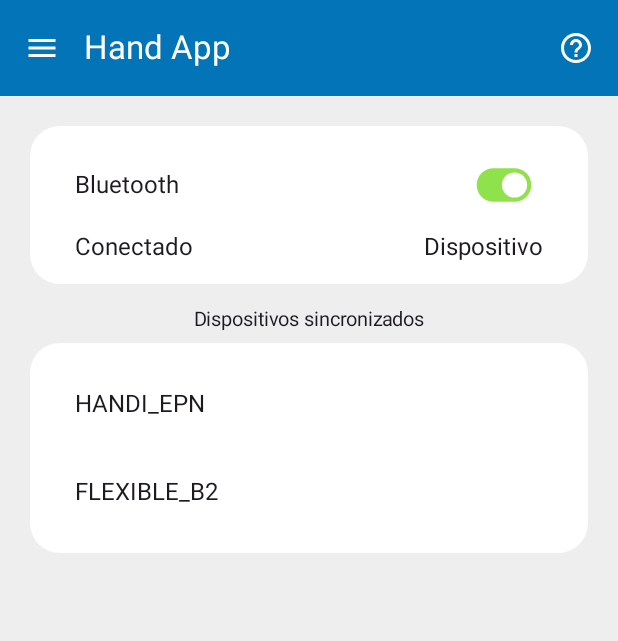
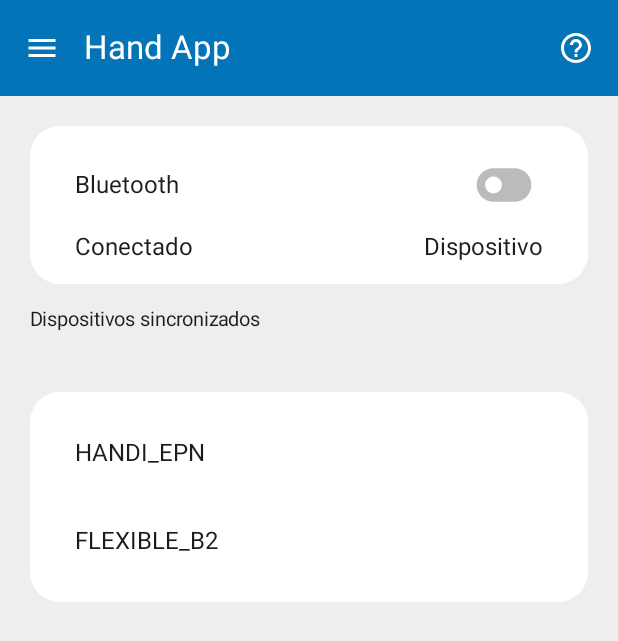
Before and after one commit to laboratorioAI/HandAppMobile-EPN, an Android app built with Jetpack Compose: the devices_screen screen opened through its navigation route, on a phone screen of 412 x 824 dp. Shown: the top 641 px of the screen. Run offline under Robolectric (Android 15) with nearby library versions, the phone set to English and light mode, and no system bars.

Commit message:
Add logic into DevicesScreen (not funtional yet)

```diff
--- a/app/src/main/AndroidManifest.xml
+++ b/app/src/main/AndroidManifest.xml
@@ -7,8 +7,10 @@
     <uses-permission android:name="android.permission.BLUETOOTH_ADMIN" />
     <uses-permission android:name="android.permission.BLUETOOTH_CONNECT" />
     <uses-permission android:name="android.permission.BLUETOOTH_SCAN" />
+    <!--
     <uses-permission android:name="android.permission.ACCESS_FINE_LOCATION" />
     <uses-permission android:name="android.permission.ACCESS_COARSE_LOCATION" />
+    -->
 
     <application
         android:allowBackup="true"
--- a/app/src/main/java/com/example/handappmobile_epn/ui/screen/DevicesScreen.kt
+++ b/app/src/main/java/com/example/handappmobile_epn/ui/screen/DevicesScreen.kt
@@ -1,11 +1,18 @@
 package com.example.handappmobile_epn.ui.screen
 
+import android.app.Activity
+import android.bluetooth.BluetoothAdapter
+import android.content.Intent
+import android.util.Log
+import android.widget.ArrayAdapter
+import androidx.activity.compose.rememberLauncherForActivityResult
+import androidx.activity.result.contract.ActivityResultContracts
 import androidx.compose.foundation.background
 import androidx.compose.foundation.layout.*
 import androidx.compose.foundation.rememberScrollState
 import androidx.compose.foundation.shape.RoundedCornerShape
-import androidx.compose.foundation.text.BasicText
 import androidx.compose.foundation.verticalScroll
+import androidx.compose.material3.IconButton
 import androidx.compose.material3.Switch
 import androidx.compose.material3.SwitchDefaults
 import androidx.compose.material3.Text
@@ -15,6 +22,7 @@ import androidx.compose.ui.Modifier
 import androidx.compose.ui.draw.clip
 import androidx.compose.ui.draw.scale
 import androidx.compose.ui.graphics.Color
+import androidx.compose.ui.platform.LocalContext
 import androidx.compose.ui.res.colorResource
 import androidx.compose.ui.text.TextStyle
 import androidx.compose.ui.text.font.FontWeight
@@ -23,11 +31,24 @@ import androidx.compose.ui.unit.dp
 import androidx.compose.ui.unit.sp
 import com.example.handappmobile_epn.R
 import com.example.handappmobile_epn.bt.BluetoothConnectionManager
+import com.example.handappmobile_epn.bt.BluetoothHelper
 
 @Composable
 fun DevicesScreen(bluetoothConnectionManager: BluetoothConnectionManager)
 {
+    val context = LocalContext.current
     var isBluetoothOn by remember { mutableStateOf(true) }
+    isBluetoothOn = bluetoothConnectionManager.isBluetoothOn()
+
+    val enableBtIntent = Intent(BluetoothAdapter.ACTION_REQUEST_ENABLE)
+    val bluetoothOnLauncher = rememberLauncherForActivityResult(ActivityResultContracts.StartActivityForResult()) { result ->
+        isBluetoothOn = result.resultCode == Activity.RESULT_OK
+    }
+
+    val disableBtIntent = Intent("android.bluetooth.adapter.action.REQUEST_DISABLE")
+    val bluetoothOffLauncher = rememberLauncherForActivityResult(ActivityResultContracts.StartActivityForResult()) { result ->
+        isBluetoothOn = !(result.resultCode == Activity.RESULT_OK)
+    }
 
     Column(
         modifier = Modifier
@@ -61,7 +82,10 @@ fun DevicesScreen(bluetoothConnectionManager: BluetoothConnectionManager)
                 )
                 Switch(
                     checked = isBluetoothOn,
-                    onCheckedChange = { isBluetoothOn = it },
+                    onCheckedChange = {
+                        if (!bluetoothConnectionManager.isBluetoothOn()) bluetoothOnLauncher.launch(enableBtIntent)
+                        else bluetoothOffLauncher.launch(disableBtIntent)
+                    },
                     modifier = Modifier.scale(0.7f),
                     colors = SwitchDefaults.colors(
                         checkedThumbColor = Color.White,
@@ -102,6 +126,11 @@ fun DevicesScreen(bluetoothConnectionManager: BluetoothConnectionManager)
         Spacer(modifier = Modifier.height(16.dp))
 
         // Paired devices section
+        Row(
+            modifier = Modifier
+                .fillMaxWidth(),
+            horizontalArrangement = Arrangement.SpaceBetween
+        ) {
             Text(
                 text = "Dispositivos sincronizados",
                 style = TextStyle(
@@ -109,6 +138,10 @@ fun DevicesScreen(bluetoothConnectionManager: BluetoothConnectionManager)
                     fontWeight = FontWeight.Normal
                 )
             )
+            IconButton(onClick = { /*TODO*/ }) {
+
+            }
+        }
 
         Spacer(modifier = Modifier.height(8.dp))
 
@@ -123,6 +156,8 @@ fun DevicesScreen(bluetoothConnectionManager: BluetoothConnectionManager)
             PairedDeviceItem(deviceName = "HANDI_EPN")
             Spacer(modifier = Modifier.height(8.dp))
             PairedDeviceItem(deviceName = "FLEXIBLE_B2")
+            val devicesList = BluetoothHelper.getPairedDevices(context, bluetoothConnectionManager.getBluetoothAdapter())
+
         }
     }
 }
--- a/app/src/main/java/com/example/handappmobile_epn/ui/screen/HomeScreen.kt
+++ b/app/src/main/java/com/example/handappmobile_epn/ui/screen/HomeScreen.kt
@@ -112,7 +112,7 @@ fun HomeScreen(bluetoothConnectionManager: BluetoothConnectionManager) {
             Toast.makeText(context, "Bluetooth ya se encuentra encendido.", Toast.LENGTH_LONG).show()
         } else {
             estaConectadoBluetooth = false
-            val r = bluetoothConnectionManager.bluetoothOn(context)
+            // val r = bluetoothConnectionManager.bluetoothOn(context)
             // pendiente hacer algo con el resultado
         }
     }
```
Also changed, not shown: app/src/main/java/com/example/handappmobile_epn/MainActivity.kt (+73 -1 lines), app/src/main/java/com/example/handappmobile_epn/bt/BluetoothConnectionManager.kt (+7 -22 lines), app/src/main/java/com/example/handappmobile_epn/bt/BluetoothHelper.kt (+17 -25 lines). Lines whose indentation alone changed are shown as unchanged.
